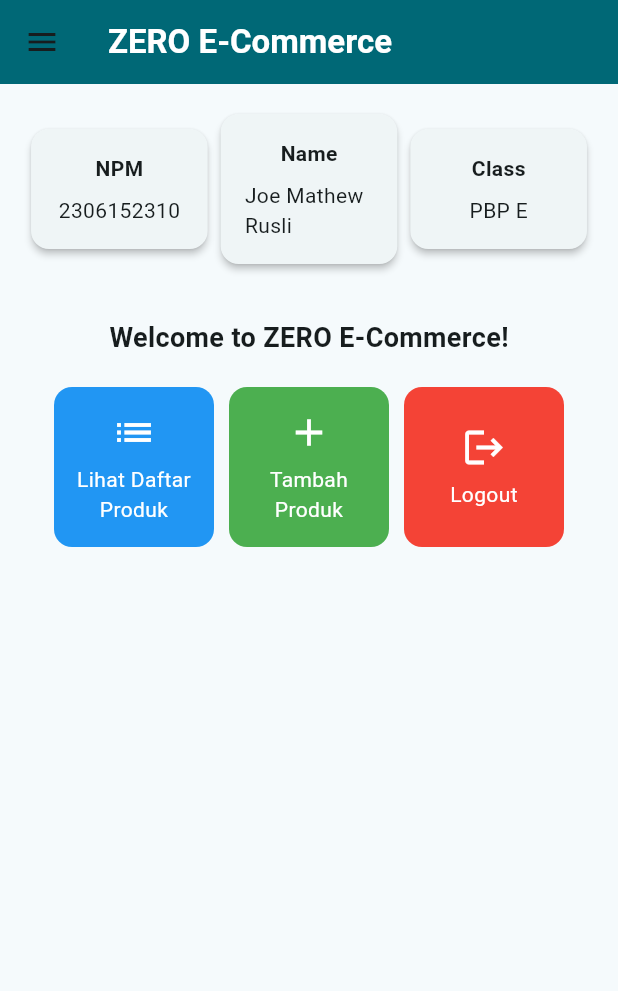
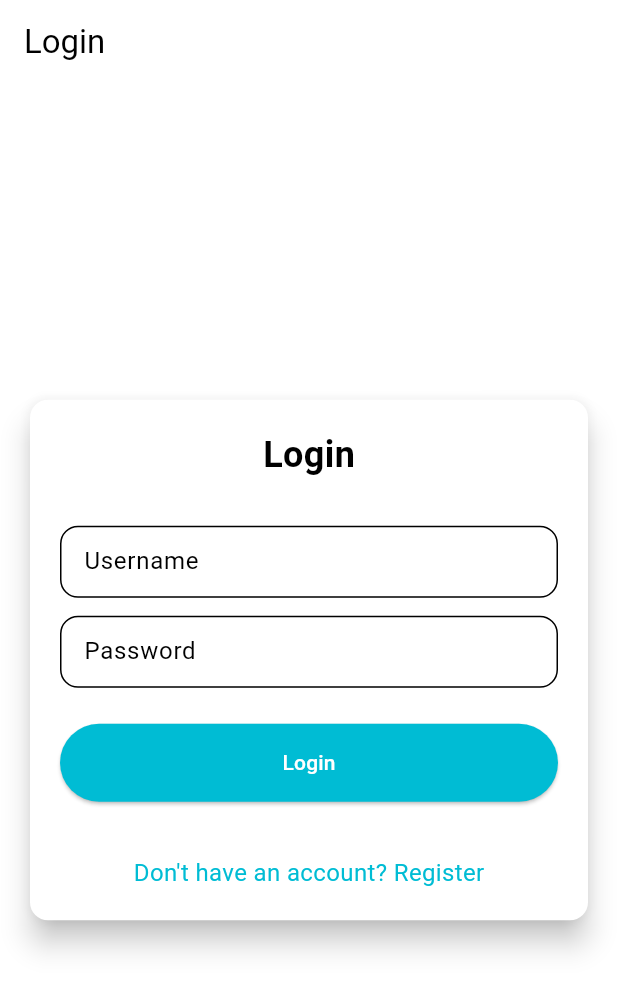
Before and after one commit to zerothy/zero-pbp-mobile, a Flutter app: the screen it shows after launch, on a phone screen of 412 x 824 dp. Shown: the top 991 px of the screen. Run offline on Flutter 3.47's test engine with Material 3 defaults, Android fonts, the phone set to English and light mode, and no system bars; missing offline and left inert: pbp_django_auth.

Commit message:
feat: tutorial 9 done

```diff
--- a/lib/main.dart
+++ b/lib/main.dart
@@ -1,5 +1,7 @@
 import 'package:flutter/material.dart';
-import 'package:zero_pbp_mobile/screens/menu.dart';
+import 'package:zero_pbp_mobile/screens/login.dart';
+import 'package:provider/provider.dart';
+import 'package:pbp_django_auth/pbp_django_auth.dart';
 
 void main() {
   runApp(const MyApp());
@@ -8,17 +10,23 @@
 class MyApp extends StatelessWidget {
   const MyApp({super.key});
 
-  // This widget is the root of your application.
   @override
   Widget build(BuildContext context) {
-    return MaterialApp(
-      title: 'Zero PBP Mobile',
-      theme: ThemeData(
-        colorScheme: ColorScheme.fromSeed(seedColor: Colors.cyan),
-        useMaterial3: true,
-        fontFamily: 'Roboto',
+    return Provider(
+      create: (_) {
+        CookieRequest request = CookieRequest();
+        return request;
+      },
+      child: MaterialApp(
+        title: 'ZERO E-Commerce',
+        theme: ThemeData(
+          useMaterial3: true,
+          colorScheme: ColorScheme.fromSwatch(
+            primarySwatch: Colors.cyan,
+          ).copyWith(secondary: Colors.cyan[400]),
+        ),
+        home: const LoginPage(),
       ),
-      home: MyHomePage(),
     );
   }
 }
--- /dev/null
+++ b/lib/screens/login.dart
@@ -0,0 +1,178 @@
+import 'package:zero_pbp_mobile/screens/menu.dart';
+import 'package:flutter/material.dart';
+import 'package:pbp_django_auth/pbp_django_auth.dart';
+import 'package:provider/provider.dart';
+import 'package:zero_pbp_mobile/screens/register.dart';
+
+void main() {
+  runApp(const LoginApp());
+}
+
+class LoginApp extends StatelessWidget {
+  const LoginApp({super.key});
+
+  @override
+  Widget build(BuildContext context) {
+    return MaterialApp(
+      title: 'Login',
+      theme: ThemeData(
+        useMaterial3: true,
+        colorScheme: ColorScheme.fromSwatch(
+          primarySwatch: Colors.cyan,
+        ).copyWith(secondary: Colors.cyan[400]),
+      ),
+      home: const LoginPage(),
+    );
+  }
+}
+
+class LoginPage extends StatefulWidget {
+  const LoginPage({super.key});
+
+  @override
+  State<LoginPage> createState() => _LoginPageState();
+}
+
+class _LoginPageState extends State<LoginPage> {
+  final TextEditingController _usernameController = TextEditingController();
+  final TextEditingController _passwordController = TextEditingController();
+
+  @override
+  Widget build(BuildContext context) {
+    final request = context.watch<CookieRequest>();
+
+    return Scaffold(
+      appBar: AppBar(
+        title: const Text('Login'),
+      ),
+      body: Center(
+        child: SingleChildScrollView(
+          padding: const EdgeInsets.all(16.0),
+          child: Card(
+            elevation: 8,
+            shape: RoundedRectangleBorder(
+              borderRadius: BorderRadius.circular(12.0),
+            ),
+            child: Padding(
+              padding: const EdgeInsets.all(20.0),
+              child: Column(
+                mainAxisSize: MainAxisSize.min,
+                children: [
+                  const Text(
+                    'Login',
+                    style: TextStyle(
+                      fontSize: 24.0,
+                      fontWeight: FontWeight.bold,
+                    ),
+                  ),
+                  const SizedBox(height: 30.0),
+                  TextField(
+                    controller: _usernameController,
+                    decoration: const InputDecoration(
+                      labelText: 'Username',
+                      hintText: 'Enter your username',
+                      border: OutlineInputBorder(
+                        borderRadius: BorderRadius.all(Radius.circular(12.0)),
+                      ),
+                      contentPadding:
+                          EdgeInsets.symmetric(horizontal: 12.0, vertical: 8.0),
+                    ),
+                  ),
+                  const SizedBox(height: 12.0),
+                  TextField(
+                    controller: _passwordController,
+                    decoration: const InputDecoration(
+                      labelText: 'Password',
+                      hintText: 'Enter your password',
+                      border: OutlineInputBorder(
+                        borderRadius: BorderRadius.all(Radius.circular(12.0)),
+                      ),
+                      contentPadding:
+                          EdgeInsets.symmetric(horizontal: 12.0, vertical: 8.0),
+                    ),
+                    obscureText: true,
+                  ),
+                  const SizedBox(height: 24.0),
+                  ElevatedButton(
+                    onPressed: () async {
+                      String username = _usernameController.text;
+                      String password = _passwordController.text;
+
+                      // Cek kredensial
+                      final response = await request
+                          .login("http://127.0.0.1:8000/auth/login/", {
+                        'username': username,
+                        'password': password,
+                      });
+
+                      if (request.loggedIn) {
+                        String message = response['message'];
+                        String uname = response['username'];
+                        if (context.mounted) {
+                          Navigator.pushReplacement(
+                            context,
+                            MaterialPageRoute(
+                                builder: (context) => MyHomePage()),
+                          );
+                          ScaffoldMessenger.of(context)
+                            ..hideCurrentSnackBar()
+                            ..showSnackBar(
+                              SnackBar(
+                                  content:
+                                      Text("$message Welcome, $uname!")),
+                            );
+                        }
+                      } else {
+                        if (context.mounted) {
+                          showDialog(
+                            context: context,
+                            builder: (context) => AlertDialog(
+                              title: const Text('Login Failed :('),
+                              content: Text(response['message']),
+                              actions: [
+                                TextButton(
+                                  child: const Text('OK'),
+                                  onPressed: () {
+                                    Navigator.pop(context);
+                                  },
+                                ),
+                              ],
+                            ),
+                          );
+                        }
+                      }
+                    },
+                    style: ElevatedButton.styleFrom(
+                      foregroundColor: Colors.white,
+                      minimumSize: Size(double.infinity, 50),
+                      backgroundColor: Theme.of(context).colorScheme.primary,
+                      padding: const EdgeInsets.symmetric(vertical: 16.0),
+                    ),
+                    child: const Text('Login'),
+                  ),
+                  const SizedBox(height: 36.0),
+                  GestureDetector(
+                    onTap: () {
+                      Navigator.push(
+                        context,
+                        MaterialPageRoute(
+                            builder: (context) => const RegisterPage()),
+                      );
+                    },
+                    child: Text(
+                      'Don\'t have an account? Register',
+                      style: TextStyle(
+                        color: Theme.of(context).colorScheme.primary,
+                        fontSize: 16.0,
+                      ),
+                    ),
+                  ),
+                ],
+              ),
+            ),
+          ),
+        ),
+      ),
+    );
+  }
+}
--- a/pubspec.yaml
+++ b/pubspec.yaml
@@ -35,6 +35,9 @@
   # The following adds the Cupertino Icons font to your application.
   # Use with the CupertinoIcons class for iOS style icons.
   cupertino_icons: ^1.0.8
+  provider: ^6.1.2
+  pbp_django_auth: ^0.4.0
+  http: ^1.2.2
 
 dev_dependencies:
   flutter_test:
```
Also changed, not shown: lib/models/product.dart (added, +65 -0 lines), lib/screens/list_product.dart (added, +87 -0 lines), lib/screens/product_form.dart (+34 -27 lines), lib/screens/register.dart (added, +163 -0 lines), lib/widgets/left_drawer.dart (+12 -0 lines), lib/widgets/product_card.dart (+37 -5 lines), pubspec.lock, 2 other files.
